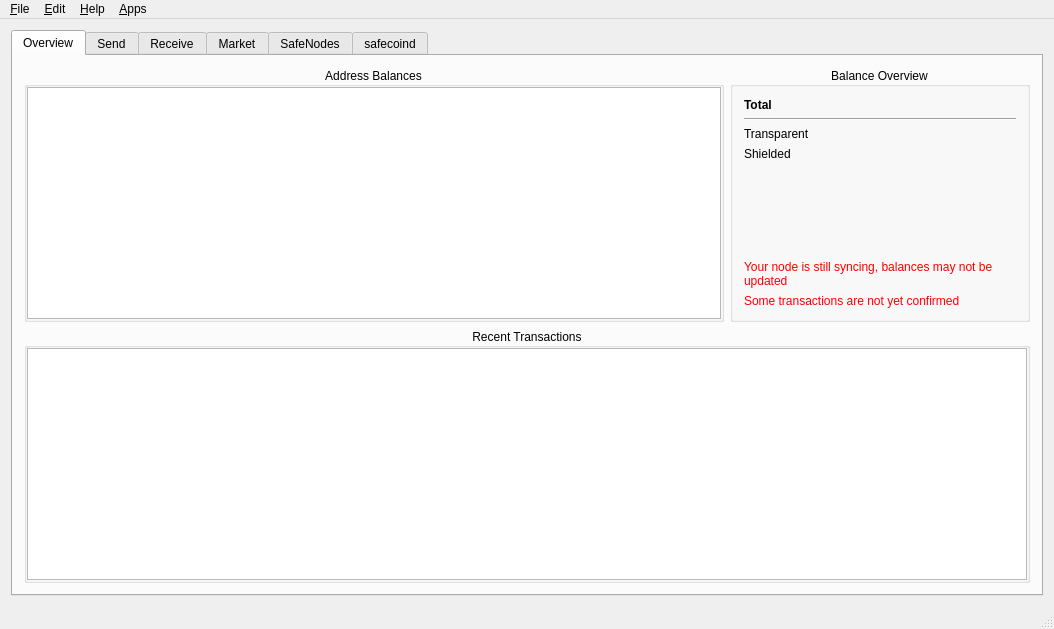
Old version of the form src/mainwindow.ui in the repository OleksandrBlack/safecoin-qt-wallet.
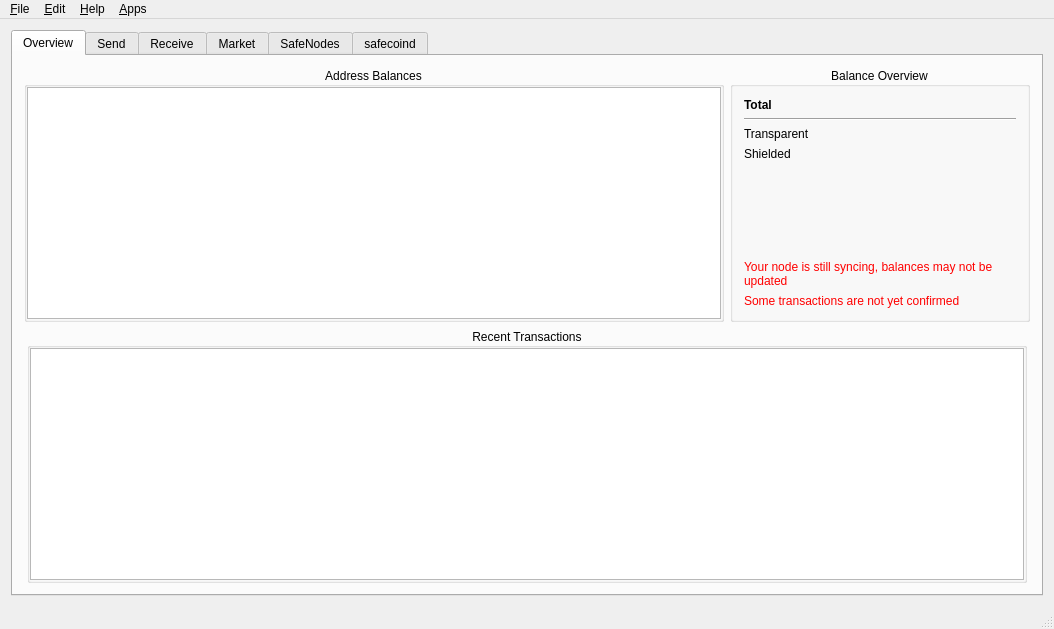
New version of the form. The open tabs and pages were chosen to show the change. Icons and pictures are not drawn. Custom widgets are drawn as their Qt base class.

What changed in the file:
```diff
--- a/src/mainwindow.ui
+++ b/src/mainwindow.ui
@@ -319,6 +319,24 @@
          <layout class="QHBoxLayout" name="horizontalLayout_28">
           <item>
            <widget class="QGroupBox" name="horizontalGroupBox_3">
+            <property name="sizePolicy">
+             <sizepolicy hsizetype="Maximum" vsizetype="Preferred">
+              <horstretch>0</horstretch>
+              <verstretch>0</verstretch>
+             </sizepolicy>
+            </property>
+            <property name="minimumSize">
+             <size>
+              <width>1000</width>
+              <height>0</height>
+             </size>
+            </property>
+            <property name="maximumSize">
+             <size>
+              <width>16777215</width>
+              <height>16777215</height>
+             </size>
+            </property>
             <property name="title">
              <string>Recent Transactions</string>
             </property>
@@ -340,6 +358,24 @@
              </property>
              <item>
               <widget class="QTableView" name="transactionsTable">
+               <property name="sizePolicy">
+                <sizepolicy hsizetype="Expanding" vsizetype="Expanding">
+                 <horstretch>0</horstretch>
+                 <verstretch>0</verstretch>
+                </sizepolicy>
+               </property>
+               <property name="minimumSize">
+                <size>
+                 <width>0</width>
+                 <height>0</height>
+                </size>
+               </property>
+               <property name="maximumSize">
+                <size>
+                 <width>16777215</width>
+                 <height>16777215</height>
+                </size>
+               </property>
                <property name="selectionMode">
                 <enum>QAbstractItemView::SingleSelection</enum>
                </property>
@@ -349,6 +385,9 @@
                <property name="cornerButtonEnabled">
                 <bool>false</bool>
                </property>
+               <attribute name="horizontalHeaderShowSortIndicator" stdset="0">
+                <bool>false</bool>
+               </attribute>
                <attribute name="horizontalHeaderStretchLastSection">
                 <bool>true</bool>
                </attribute>
```
Left out of the diff: 6 changed lines with no effect on the pictures.
